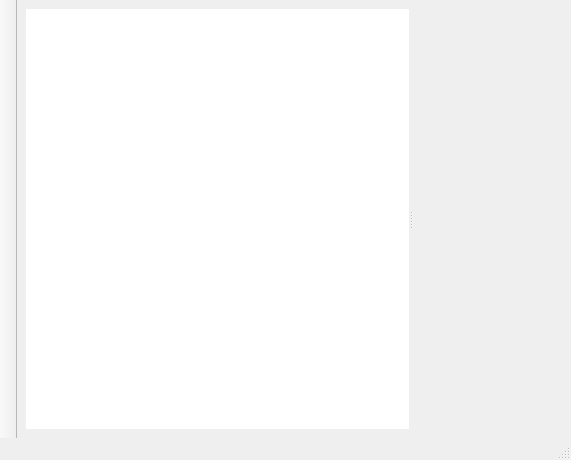
Before: the Qt Designer form retroshare-gui/src/gui/MainWindow.ui in RetroShare/RetroShare, drawn with Qt 5.
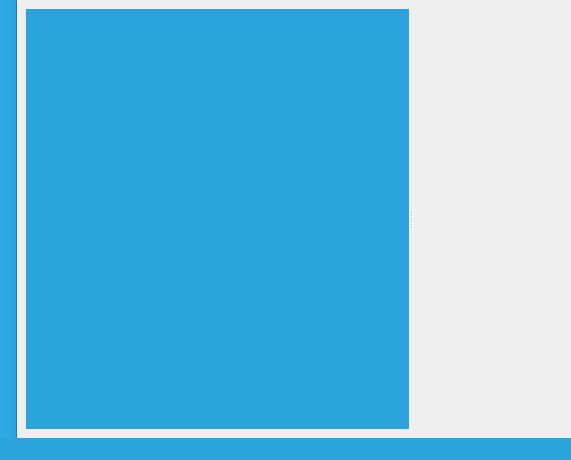
After: the same form once the commit is applied. Icons and pictures are not drawn. Custom widgets are drawn as their Qt base class.

Commit message: Update color unseen

The edit to the form file:
```diff
--- a/retroshare-gui/src/gui/MainWindow.ui
+++ b/retroshare-gui/src/gui/MainWindow.ui
@@ -36,6 +36,12 @@
          <height>0</height>
         </size>
        </property>
+       <property name="styleSheet">
+        <string notr="true">color: rgb(255, 255, 255);
+background-color: rgb(43, 164, 220);
+selection-color: rgb(255, 255, 255);
+selection-background-color: rgb(7,120,171);</string>
+       </property>
        <property name="frameShape">
         <enum>QFrame::NoFrame</enum>
        </property>
@@ -107,6 +113,10 @@
    <property name="autoFillBackground">
     <bool>false</bool>
    </property>
+   <property name="styleSheet">
+    <string notr="true">color: white;
+background-color: rgb(43, 164, 220);</string>
+   </property>
    <property name="inputMethodHints">
     <set>Qt::ImhNone</set>
    </property>
@@ -115,6 +125,12 @@
    <property name="contextMenuPolicy">
     <enum>Qt::CustomContextMenu</enum>
    </property>
+   <property name="styleSheet">
+    <string notr="true">color: rgb(255, 255, 255);
+background-color: rgb(43, 164, 220);
+selection-color: rgb(255, 255, 255);
+selection-background-color: rgb(7,120,171);</string>
+   </property>
    <property name="movable">
     <bool>false</bool>
    </property>
@@ -141,6 +157,12 @@
    <property name="autoFillBackground">
     <bool>false</bool>
    </property>
+   <property name="styleSheet">
+    <string notr="true">color: rgb(255, 255, 255);
+background-color: rgb(43, 164, 220);
+selection-color: rgb(255, 255, 255);
+selection-background-color: rgb(7,120,171);</string>
+   </property>
    <property name="movable">
     <bool>false</bool>
    </property>
```
The commit also changes 10 other files.
